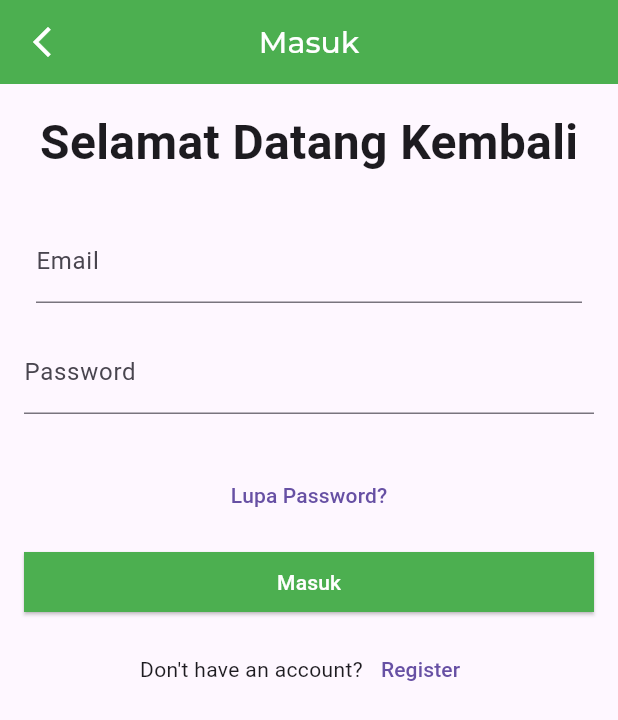
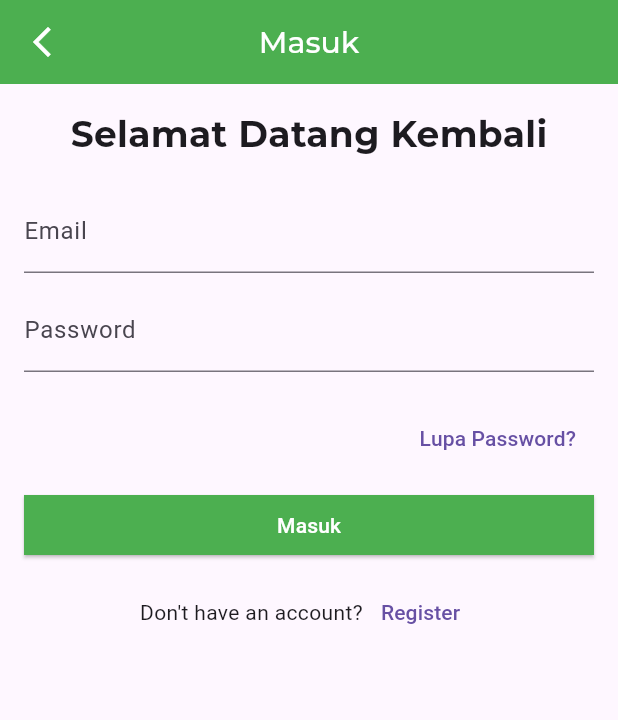
Before and after one commit to Dafrisu/TUBES_PPB, a Flutter app: the screen it shows after launch, after a tap on "Login", on a phone screen of 412 x 824 dp. Shown: the top 720 px of the screen. Run offline on Flutter 3.47's test engine with Material 3 defaults, Android fonts, the phone set to English and light mode, and no system bars; our stand-ins replace expandable_text, google_fonts; network calls fail.

Commit message:
fix landing and login

```diff
--- a/lib/landing.dart
+++ b/lib/landing.dart
@@ -27,7 +27,7 @@ class landingPageState extends State<landingPage> {
             Text(
               'Selamat Datang',
               style: GoogleFonts.montserrat(
-                fontSize: 24, // Adjust font size as needed
+                fontSize: 24,
                 fontWeight: FontWeight.bold,
                 color: const Color.fromARGB(255, 0, 0, 0),
               ),
@@ -35,23 +35,26 @@ class landingPageState extends State<landingPage> {
             const Text(
               'di UMKMku',
               style: TextStyle(
-                fontSize: 24, // Adjust font size as needed
+                fontSize: 24,
                 fontWeight: FontWeight.bold,
                 color: Color.fromARGB(255, 0, 0, 0),
               ),
             ),
-            const SizedBox(height: 20), // Space between text and image
+            const SizedBox(height: 20),
             const Image(
+              // image: FileImage(
+              //     ),
               image: NetworkImage(
                   'https://media.discordapp.net/attachments/1033607346213105794/1298866706478923786/image.png?ex=671b1f62&is=6719cde2&hm=62e059e2049d46f8dc4817cda75f861bd87a1c888576441f89cf04e2070ead9f&=&format=webp&quality=lossless&width=486&height=662'),
-              height: 150, // Set a smaller fixed height for the image
-              width: 150, // Set a smaller fixed width for the image
+              height: 150,
+              width: 150,
+              fit: BoxFit.cover,
             ),
-            const SizedBox(height: 70),
+            const SizedBox(height: 70, width: 60),
             ElevatedButton(
               style: ElevatedButton.styleFrom(
                 backgroundColor: Colors.green,
-                minimumSize: const Size(400, 50),
+                minimumSize: const Size(300, 50),
               ),
               onPressed: () {
                 Navigator.push(
@@ -69,7 +72,8 @@ class landingPageState extends State<landingPage> {
             ElevatedButton(
               style: ElevatedButton.styleFrom(
                 backgroundColor: const Color.fromARGB(255, 255, 255, 255),
-                minimumSize: const Size(400, 50),
+                minimumSize: const Size(300, 50),
+
               ),
               onPressed: () {
                 Navigator.push(
--- a/lib/login.dart
+++ b/lib/login.dart
@@ -2,7 +2,6 @@ import 'package:flutter/material.dart';
 import 'package:tubes_ppb/lupaPassword.dart';
 import 'package:tubes_ppb/landing.dart';
 import 'package:tubes_ppb/register.dart';
-import 'dashboard.dart';
 import 'package:tubes_ppb/verifikasi.dart';
 import 'package:google_fonts/google_fonts.dart';
 
@@ -44,13 +43,11 @@ class login extends StatelessWidget {
             children: <Widget>[
 
               Center(
-                child: const Text('Selamat Datang Kembali',
-                    style: TextStyle(fontSize: 32, fontWeight: FontWeight.bold)),
+                child: Text('Selamat Datang Kembali',
+                    style: GoogleFonts.montserrat(fontSize: 24, fontWeight: FontWeight.bold)),
               ),
               const SizedBox(height: 20),
-              Padding(
-                padding: const EdgeInsets.all(8.0),
-                child: TextFormField(
+              TextFormField(
                 decoration: const InputDecoration(labelText: 'Email'),
                 validator: (value) {
                   if (value == null || value.isEmpty) {
@@ -58,7 +55,6 @@ class login extends StatelessWidget {
                   }
                   return null;
                 },
-                ),
               ),
               const SizedBox(height: 10),
               TextFormField(
@@ -73,8 +69,11 @@ class login extends StatelessWidget {
               ),
               const SizedBox(height: 20),
               Padding(
-                padding: const EdgeInsets.only(top: 10, bottom: 10),
-                child: TextButton(
+                padding: const EdgeInsets.only(bottom: 10),
+                child: Row(
+                  mainAxisAlignment: MainAxisAlignment.end,
+                  children: [
+                    TextButton(
                       onPressed: () {
                         Navigator.push(
                           context,
@@ -83,6 +82,8 @@ class login extends StatelessWidget {
                         );
                       },
                       child: const Text('Lupa Password?'),
+                    ),
+                  ],
                 ),
               ),
               ElevatedButton(
@@ -95,7 +96,7 @@ class login extends StatelessWidget {
                     Navigator.push(
                       context,
                       MaterialPageRoute(
-                        builder: (context) => const Dashboard(),
+                        builder: (context) => verifikasi(),
                       ),
                     );
                   }
```
Lines whose indentation alone changed are shown as unchanged.
